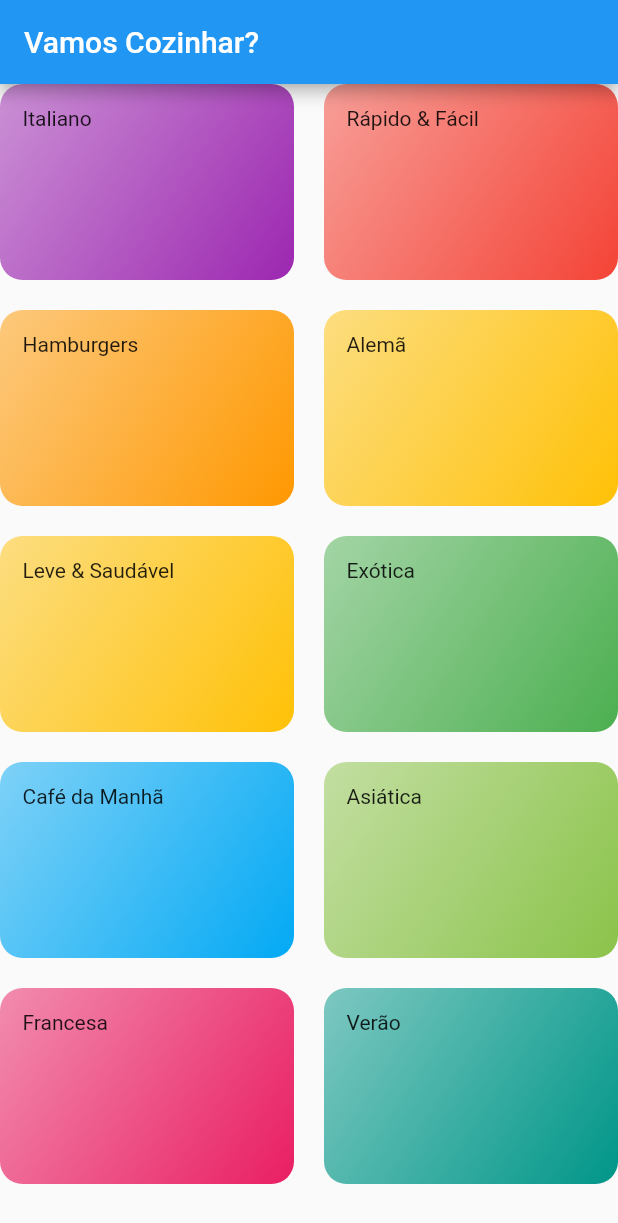
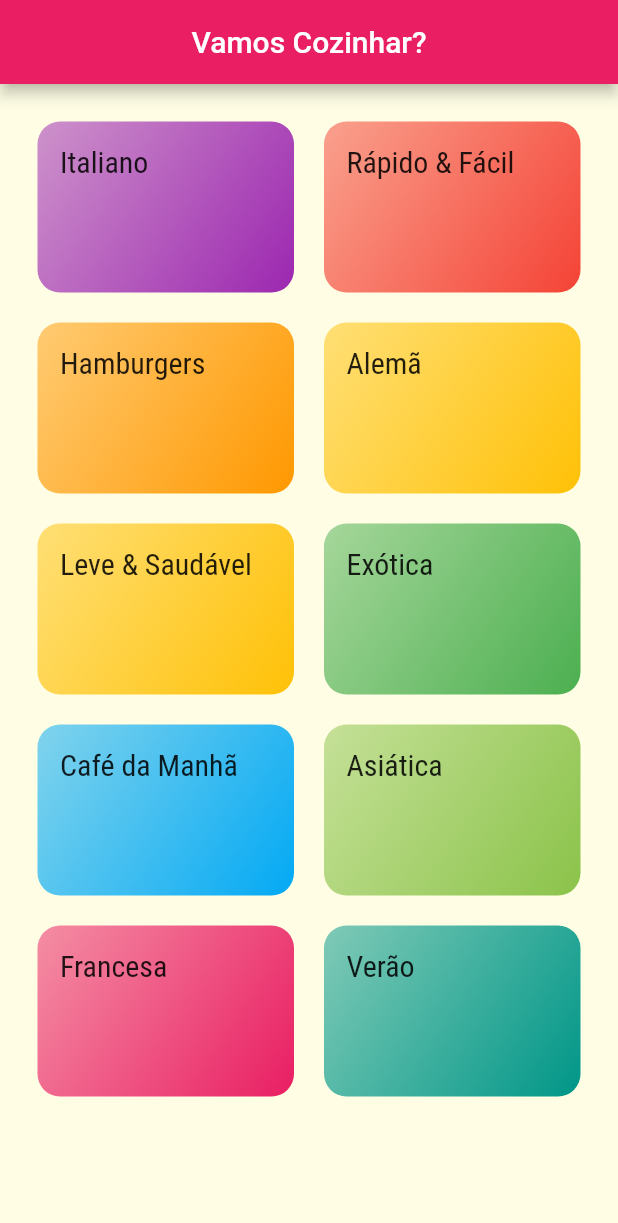
Before and after one commit to portelaoliveira/meals, a Flutter app: the screen it shows after launch, on a phone screen of 412 x 824 dp. Shown: the top 1223 px of the screen. Run offline on Flutter 3.47's test engine with Material 2 defaults, Android fonts, the phone set to English and light mode, and no system bars.

Commit message:
Tema e Estilo.

```diff
--- a/lib/components/category_item.dart
+++ b/lib/components/category_item.dart
@@ -14,6 +14,7 @@ class CategoryItem extends StatelessWidget {
       padding: EdgeInsets.all(15),
       child: Text(
         category.title,
+        style: Theme.of(context).textTheme.titleMedium,
       ),
       decoration: BoxDecoration(
         borderRadius: BorderRadius.circular(15),
--- a/lib/main.dart
+++ b/lib/main.dart
@@ -7,9 +7,20 @@ class MyApp extends StatelessWidget {
   @override
   Widget build(BuildContext context) {
     return MaterialApp(
-      title: 'DeliMeals',
+      title: 'Vamos Cozinhar?',
       theme: ThemeData(
-        primarySwatch: Colors.blue,
+        primarySwatch: Colors.pink,
+        colorScheme: ColorScheme.fromSwatch().copyWith(
+          secondary: Colors.amber, // Your accent color
+        ),
+        fontFamily: 'Raleway',
+        canvasColor: Color.fromRGBO(255, 254, 229, 1),
+        textTheme: ThemeData.light().textTheme.copyWith(
+              titleMedium: TextStyle(
+                fontSize: 20,
+                fontFamily: 'RobotoCondensed',
+              ),
+            ),
       ),
       home: CategoriesScreen(),
     );
--- a/lib/screens/categories_screens.dart
+++ b/lib/screens/categories_screens.dart
@@ -10,8 +10,11 @@ class CategoriesScreen extends StatelessWidget {
     return Scaffold(
       appBar: AppBar(
         title: Text('Vamos Cozinhar?'),
+        backgroundColor: Colors.pink,
+        centerTitle: true,
       ),
       body: GridView(
+        padding: const EdgeInsets.all(25),
         gridDelegate: SliverGridDelegateWithMaxCrossAxisExtent(
           maxCrossAxisExtent: 200,
           childAspectRatio: 3 / 2,
```
Also changed, not shown: pubspec.yaml (+21 -14 lines), assets/fonts/Raleway-Black.ttf (added), assets/fonts/Raleway-Bold.ttf (added), assets/fonts/Raleway-Regular.ttf (added), assets/fonts/RobotoCondensed-Bold.ttf (added), assets/fonts/RobotoCondensed-Italic.ttf (added), assets/fonts/RobotoCondensed-Light.ttf (added), assets/fonts/RobotoCondensed-Regular.ttf (added), pubspec.lock, 1 other file.
